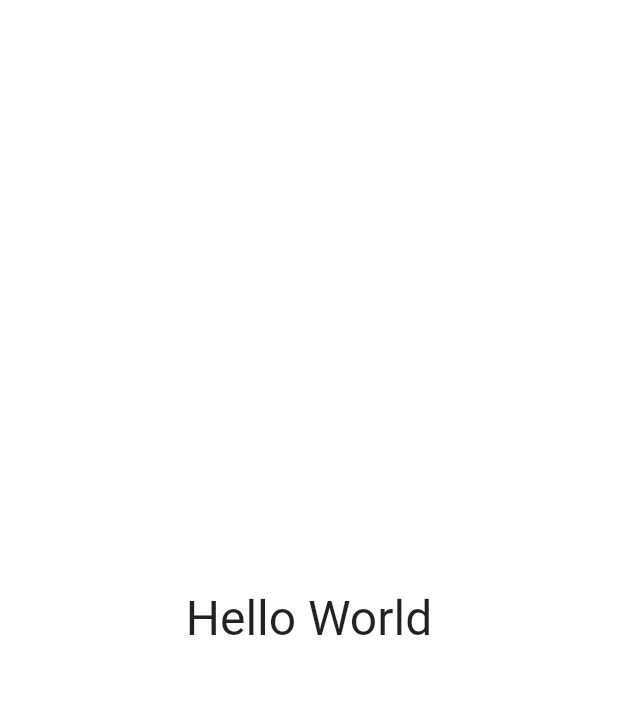
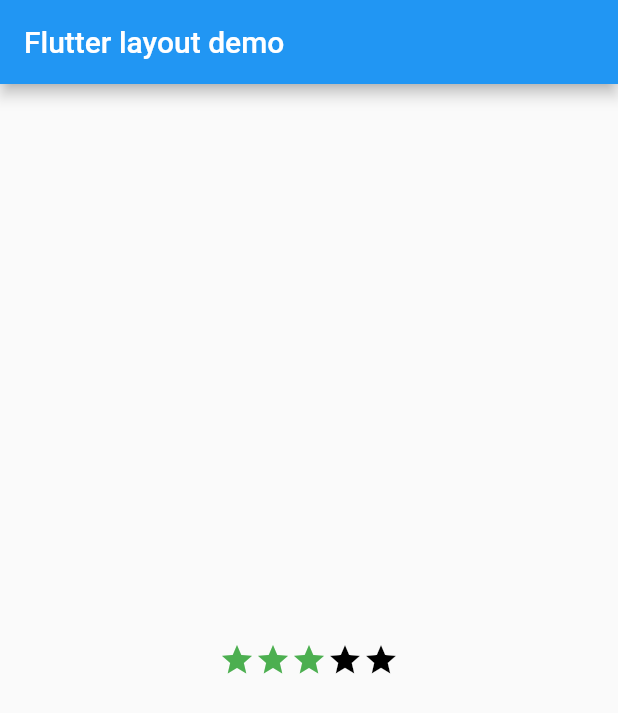
Before and after one commit to kaito2/make-friends-with-flutter, a Flutter app: the screen it shows after launch, on a phone screen of 412 x 824 dp. Shown: the top 713 px of the screen. Run offline on Flutter 3.47's test engine with Material 2 defaults, Android fonts, the phone set to English and light mode, and no system bars.

Commit message:
Row (#1)
Co-authored-by: kaito2 <kaito2@kaito2noMacBook-Air.local>

```diff
--- a/official-documents/layouts-in-flutter/sample1/lib/main.dart
+++ b/official-documents/layouts-in-flutter/sample1/lib/main.dart
@@ -9,18 +9,24 @@
 
   @override
   Widget build(BuildContext context) {
-    return Container(
-      decoration: const BoxDecoration(color: Colors.white),
-      child: const Center(
-        child: Text(
-          'Hello World',
-          textDirection: TextDirection.ltr,
-          style: TextStyle(
-            fontSize: 32,
-            color: Colors.black87,
+    return MaterialApp(
+      title: 'Flutter layout demo',
+      home: Scaffold(
+          appBar: AppBar(
+            title: const Text('Flutter layout demo'),
           ),
-        ),
-      ),
+          body: Center(
+            child: Row(
+              mainAxisSize: MainAxisSize.min,
+              children: [
+                Icon(Icons.star, color: Colors.green[500]),
+                Icon(Icons.star, color: Colors.green[500]),
+                Icon(Icons.star, color: Colors.green[500]),
+                const Icon(Icons.star, color: Colors.black),
+                const Icon(Icons.star, color: Colors.black),
+              ],
+            ),
+          )),
     );
   }
 }
```
